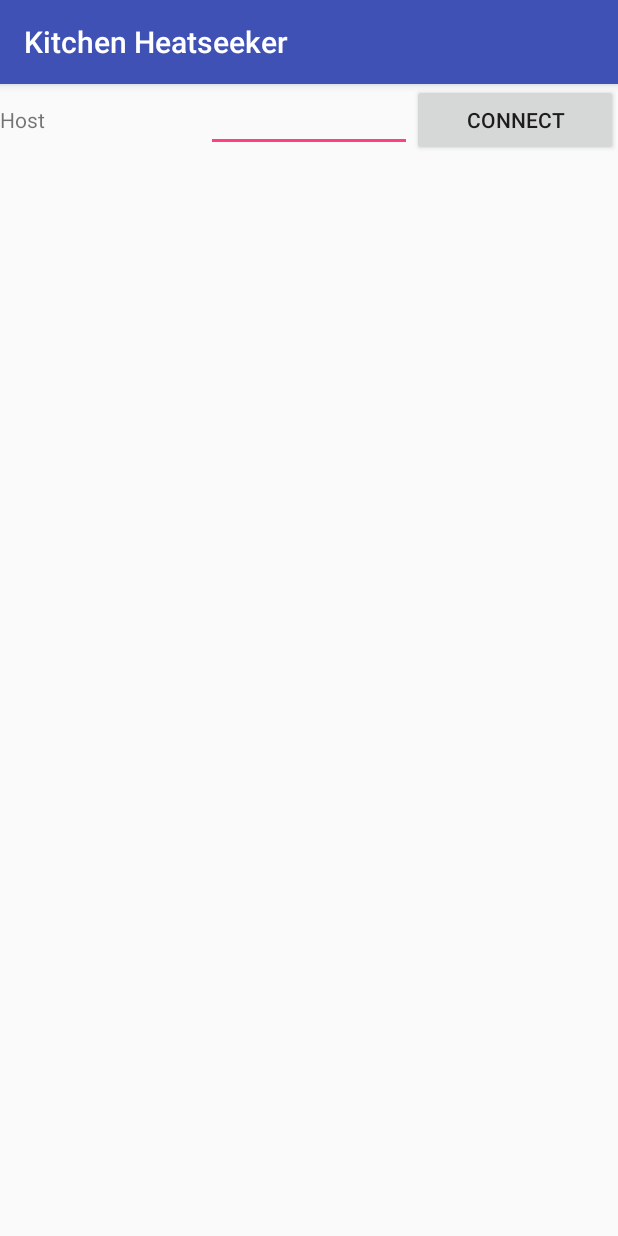
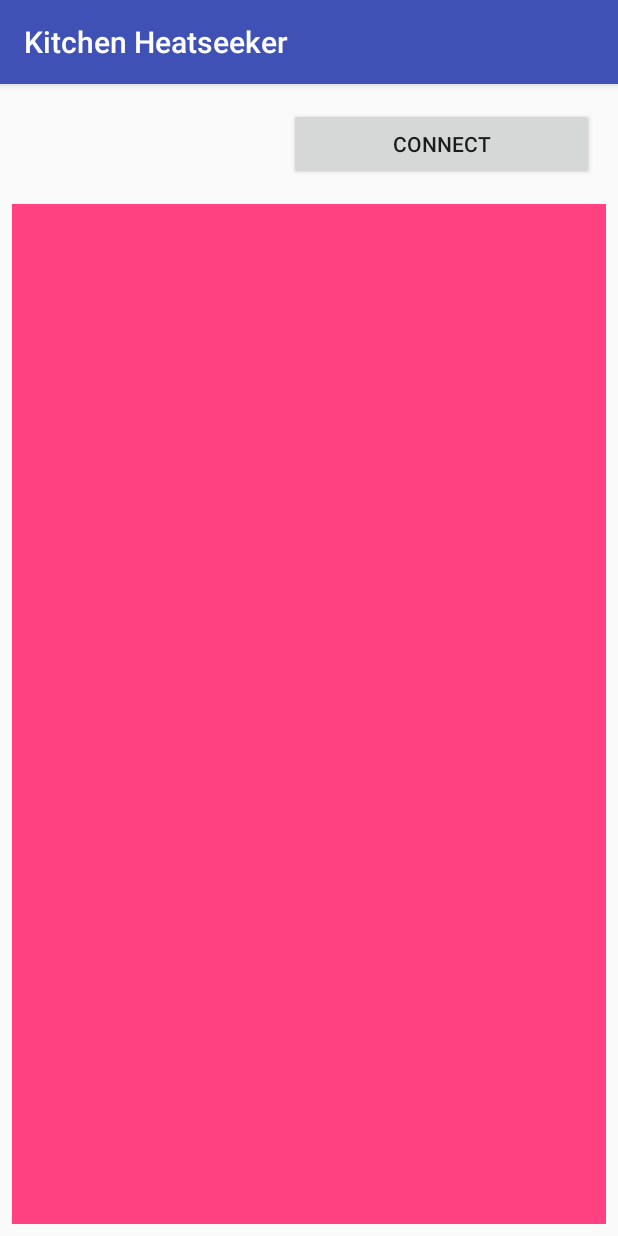
Before and after one commit to tom-mi/kitchen-thermometer-app, an Android app: the screen it shows after launch (Discovery before the commit, HeatDisplay after it), on a phone screen of 412 x 824 dp. Run offline under Robolectric (Android 15) with nearby library versions, the phone set to English and light mode, and no system bars; libraries missing offline, so code that uses them is left out: org.apache.commons.

Commit message:
Big refactoring WIP

```diff
--- a/app/build.gradle
+++ b/app/build.gradle
@@ -19,7 +19,9 @@ android {
         }
     }
 }
-
+androidExtensions {
+    experimental = true
+}
 dependencies {
     implementation fileTree(dir: 'libs', include: ['*.jar'])
     implementation "org.jetbrains.kotlin:kotlin-stdlib-jre7:$kotlin_version"
--- a/app/src/main/java/de/rfnbrgr/kitchenheatseeker/Discovery.kt
+++ /dev/null
@@ -1,22 +0,0 @@
-package de.rfnbrgr.kitchenheatseeker
-
-import android.content.Intent
-import android.os.Bundle
-import android.support.v7.app.AppCompatActivity
-import android.view.View
-import kotlinx.android.synthetic.main.activity_discovery.*
-
-class Discovery : AppCompatActivity() {
-
-    override fun onCreate(savedInstanceState: Bundle?) {
-        super.onCreate(savedInstanceState)
-        setContentView(R.layout.activity_discovery)
-
-    }
-
-    fun connect(view: View) {
-        val intent = Intent(this, HeatDisplay::class.java)
-        intent.putExtra(HeatDisplay.HOSTNAME, editHostname.text.toString())
-        startActivity(intent)
-    }
-}
--- a/app/src/main/java/de/rfnbrgr/kitchenheatseeker/HeatFrame.kt
+++ b/app/src/main/java/de/rfnbrgr/kitchenheatseeker/HeatFrame.kt
@@ -1,8 +1,14 @@
 package de.rfnbrgr.kitchenheatseeker
 
+import android.annotation.SuppressLint
+import android.os.Parcelable
+import kotlinx.android.parcel.Parcelize
+
+@SuppressLint("ParcelCreator")
+@Parcelize
 data class HeatFrame(
         val battery: Float = 0f,
         val width: Int = 0,
         val height: Int = 0,
         val temperatures: List<Float> = listOf()
-)
+) : Parcelable
--- a/app/src/main/res/layout/activity_discovery.xml
+++ /dev/null
@@ -1,50 +0,0 @@
-<?xml version="1.0" encoding="utf-8"?>
-<android.support.constraint.ConstraintLayout xmlns:android="http://schemas.android.com/apk/res/android"
-    xmlns:app="http://schemas.android.com/apk/res-auto"
-    xmlns:tools="http://schemas.android.com/tools"
-    android:layout_width="match_parent"
-    android:layout_height="match_parent"
-    tools:context="de.rfnbrgr.kitchenheatseeker.Discovery">
-
-    <LinearLayout
-        android:layout_width="match_parent"
-        android:layout_height="match_parent"
-        android:orientation="vertical">
-
-        <android.support.constraint.ConstraintLayout
-            android:id="@+id/linearLayout"
-            android:layout_width="match_parent"
-            android:layout_height="wrap_content">
-
-            <TextView
-                android:id="@+id/textView2"
-                android:layout_width="0dp"
-                android:layout_height="19dp"
-                android:labelFor="@id/editHostname"
-                android:text="@string/host"
-                app:layout_constraintBaseline_toBaselineOf="@+id/editHostname"
-                app:layout_constraintEnd_toStartOf="@+id/editHostname"
-                app:layout_constraintStart_toStartOf="parent" />
-
-            <EditText
-                android:id="@+id/editHostname"
-                android:layout_width="0dp"
-                android:layout_height="wrap_content"
-                android:ems="10"
-                android:inputType="textNoSuggestions"
-                app:layout_constraintBaseline_toBaselineOf="@+id/buttonConnect"
-                app:layout_constraintEnd_toStartOf="@+id/buttonConnect"
-                app:layout_constraintStart_toEndOf="@+id/textView2" />
-
-            <Button
-                android:id="@+id/buttonConnect"
-                android:layout_width="0dp"
-                android:layout_height="wrap_content"
-                android:text="@string/connect_button"
-                android:onClick="connect"
-                app:layout_constraintBottom_toBottomOf="parent"
-                app:layout_constraintEnd_toEndOf="parent"
-                app:layout_constraintStart_toEndOf="@+id/editHostname" />
-        </android.support.constraint.ConstraintLayout>
-    </LinearLayout>
-</android.support.constraint.ConstraintLayout>
--- a/app/src/main/res/layout/activity_heat_display.xml
+++ b/app/src/main/res/layout/activity_heat_display.xml
@@ -6,16 +6,52 @@
     android:layout_height="match_parent"
     tools:context="de.rfnbrgr.kitchenheatseeker.HeatDisplay">
 
-    <TextView
-        android:id="@+id/textHostname"
-        android:layout_width="wrap_content"
+    <android.support.constraint.ConstraintLayout
+        android:id="@+id/constraintLayout"
+        android:layout_width="match_parent"
         android:layout_height="wrap_content"
         android:layout_marginEnd="8dp"
         android:layout_marginStart="8dp"
         android:layout_marginTop="8dp"
         app:layout_constraintEnd_toEndOf="parent"
+        app:layout_constraintHorizontal_bias="0.0"
         app:layout_constraintStart_toStartOf="parent"
-        app:layout_constraintTop_toTopOf="parent" />
+        app:layout_constraintTop_toTopOf="parent">
+
+        <Button
+            android:id="@+id/button"
+            android:layout_width="203dp"
+            android:layout_height="wrap_content"
+            android:layout_marginBottom="8dp"
+            android:layout_marginEnd="8dp"
+            android:layout_marginTop="8dp"
+            android:layout_weight="1"
+            android:text="@string/connect"
+            app:layout_constraintBottom_toBottomOf="parent"
+            app:layout_constraintEnd_toEndOf="parent"
+            app:layout_constraintTop_toTopOf="parent" />
+
+        <TextView
+            android:id="@+id/textClientStatus"
+            android:layout_width="84dp"
+            android:layout_height="wrap_content"
+            android:layout_marginBottom="8dp"
+            android:layout_marginEnd="8dp"
+            android:layout_marginStart="8dp"
+            android:layout_marginTop="8dp"
+            android:layout_weight="1"
+            app:layout_constraintBottom_toBottomOf="parent"
+            app:layout_constraintEnd_toStartOf="@+id/button"
+            app:layout_constraintStart_toStartOf="parent"
+            app:layout_constraintTop_toTopOf="parent" />
+
+        <android.support.constraint.Guideline
+            android:id="@+id/guideline"
+            android:layout_width="wrap_content"
+            android:layout_height="wrap_content"
+            android:orientation="horizontal"
+            app:layout_constraintGuide_begin="20dp" />
+    </android.support.constraint.ConstraintLayout>
 
     <de.rfnbrgr.kitchenheatseeker.HeatmapView
         android:id="@+id/heatmap"
@@ -29,5 +65,5 @@
         app:layout_constraintBottom_toBottomOf="parent"
         app:layout_constraintEnd_toEndOf="parent"
         app:layout_constraintStart_toStartOf="parent"
-        app:layout_constraintTop_toBottomOf="@+id/textHostname" />
+        app:layout_constraintTop_toBottomOf="@+id/constraintLayout" />
 </android.support.constraint.ConstraintLayout>
--- a/app/src/main/res/values/strings.xml
+++ b/app/src/main/res/values/strings.xml
@@ -2,4 +2,7 @@
     <string name="app_name">Kitchen Heatseeker</string>
     <string name="host">Host</string>
     <string name="connect_button">Connect</string>
+    <string name="pref_hostname">Hostname</string>
+    <string name="pref_smoothHeatmap">Smooth Heatmap</string>
+    <string name="connect">Connect</string>
 </resources>
--- /dev/null
+++ b/app/src/main/res/xml/preferences.xml
@@ -0,0 +1,10 @@
+<?xml version="1.0" encoding="utf-8"?>
+<PreferenceScreen xmlns:android="http://schemas.android.com/apk/res/android">
+    <EditTextPreference
+        android:key="pref_hostname"
+        android:title="@string/pref_hostname"/>
+    <CheckBoxPreference
+        android:key="pref_smoothHeatmap"
+        android:title="@string/pref_smoothHeatmap"
+        android:defaultValue="false"/>
+</PreferenceScreen>
```
Also changed, not shown: app/src/main/AndroidManifest.xml (+4 -3 lines), app/src/main/java/de/rfnbrgr/kitchenheatseeker/DeviceClient.kt (+25 -4 lines), app/src/main/java/de/rfnbrgr/kitchenheatseeker/DeviceClientService.kt (added, +77 -0 lines), app/src/main/java/de/rfnbrgr/kitchenheatseeker/HeatDisplay.kt (+28 -40 lines), app/src/main/java/de/rfnbrgr/kitchenheatseeker/SettingsActivity.kt (added, +16 -0 lines), app/src/main/java/de/rfnbrgr/kitchenheatseeker/SettingsFragment.kt (added, +13 -0 lines), 1 other file.
